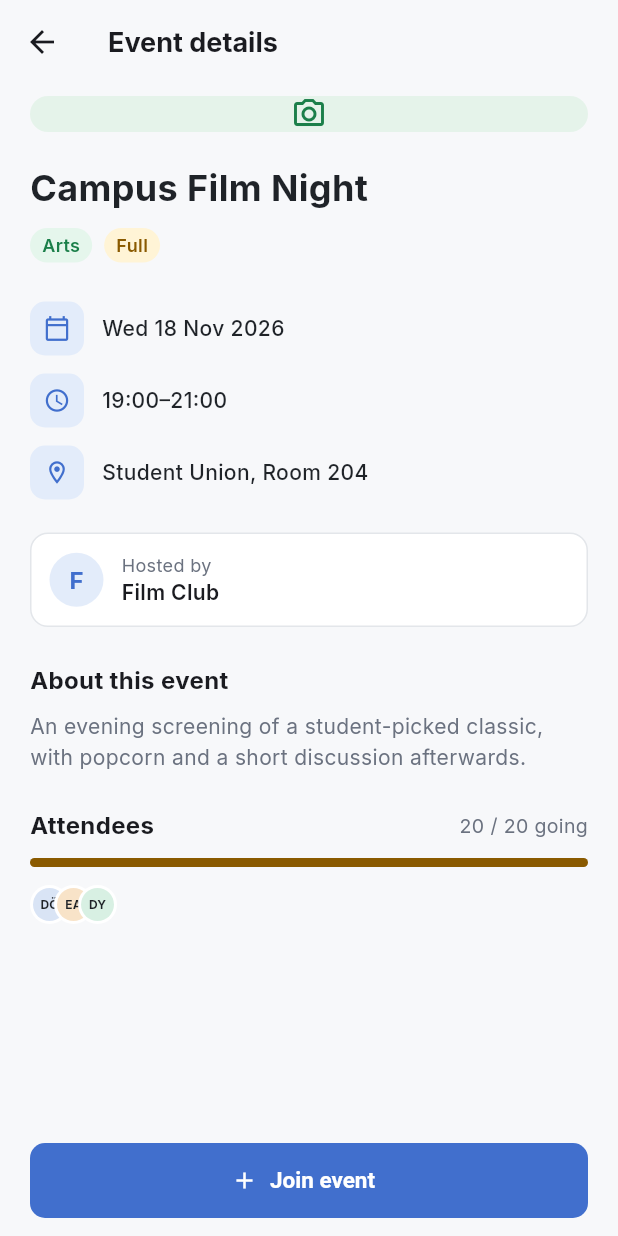
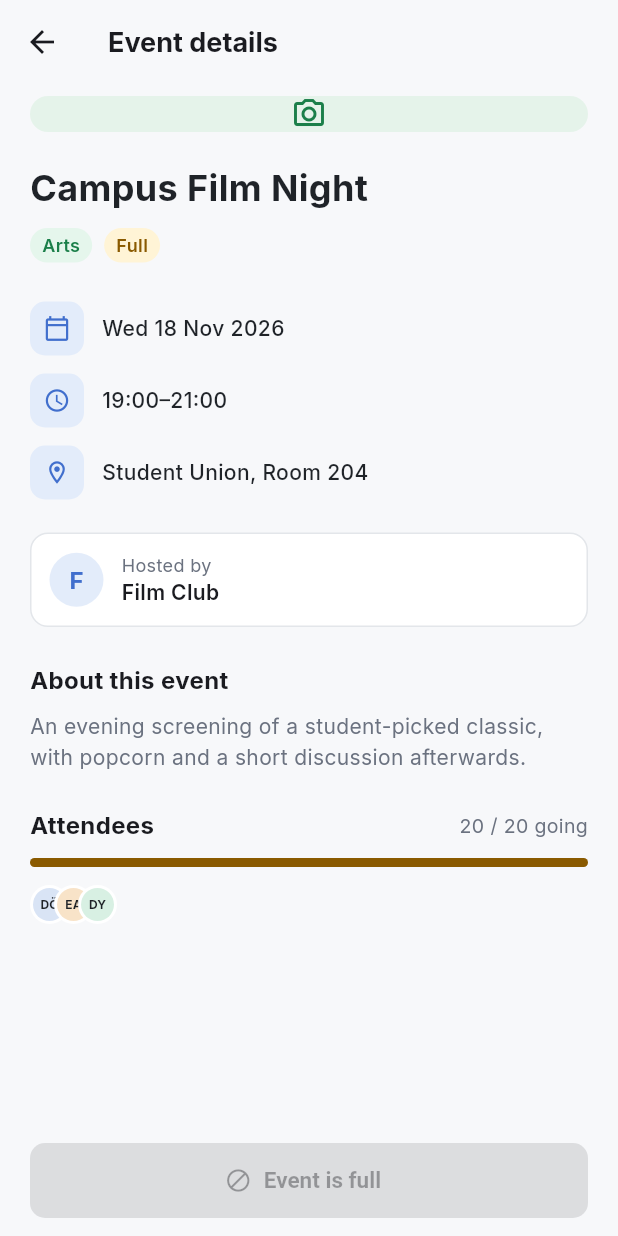
Before and after one commit to dolunayozbilgin/CampusConnect, a Flutter app: the EventDetailsScreen screen opened directly with sample values from the repository, on a phone screen of 412 x 824 dp. Run offline on Flutter 3.47's test engine with Material 3 defaults, Android fonts, the phone set to English and light mode, and no system bars; network calls fail.

Commit message:
Disable join when event is full

```diff
--- a/lib/screens/event_details_screen.dart
+++ b/lib/screens/event_details_screen.dart
@@ -25,11 +25,24 @@ class _EventDetailsScreenState extends State<EventDetailsScreen> {
     _going = widget.event.going;
   }
 
+  bool get _isFull => _going >= widget.event.capacity;
+
   void _toggleJoin() {
     setState(() {
       _joined = !_joined;
       _going += _joined ? 1 : -1;
     });
+    ScaffoldMessenger.of(context)
+      ..hideCurrentSnackBar()
+      ..showSnackBar(
+        SnackBar(
+          content: Text(
+            _joined
+                ? 'You joined ${widget.event.title}'
+                : 'You left ${widget.event.title}',
+          ),
+        ),
+      );
   }
 
   @override
@@ -72,7 +85,7 @@ class _EventDetailsScreenState extends State<EventDetailsScreen> {
                     background: AppColors.tagGreen,
                     foreground: AppColors.tagGreenText,
                   ),
-                  if (event.isFull) ...[
+                  if (_isFull) ...[
                     const SizedBox(width: 8),
                     const EventTag(
                       label: 'Full',
@@ -173,9 +186,7 @@ class _EventDetailsScreenState extends State<EventDetailsScreen> {
                   value: _going / event.capacity,
                   minHeight: 6,
                   backgroundColor: AppColors.border,
-                  color: event.isFull
-                      ? AppColors.tagAmberText
-                      : AppColors.primary,
+                  color: _isFull ? AppColors.tagAmberText : AppColors.primary,
                 ),
               ),
               const SizedBox(height: 12),
@@ -200,9 +211,9 @@ class _EventDetailsScreenState extends State<EventDetailsScreen> {
                   ),
                 )
               : FilledButton.icon(
-                  onPressed: _toggleJoin,
-                  icon: const Icon(Icons.add, size: 18),
-                  label: const Text('Join event'),
+                  onPressed: _isFull ? null : _toggleJoin,
+                  icon: Icon(_isFull ? Icons.block : Icons.add, size: 18),
+                  label: Text(_isFull ? 'Event is full' : 'Join event'),
                 ),
         ),
       ),
```
